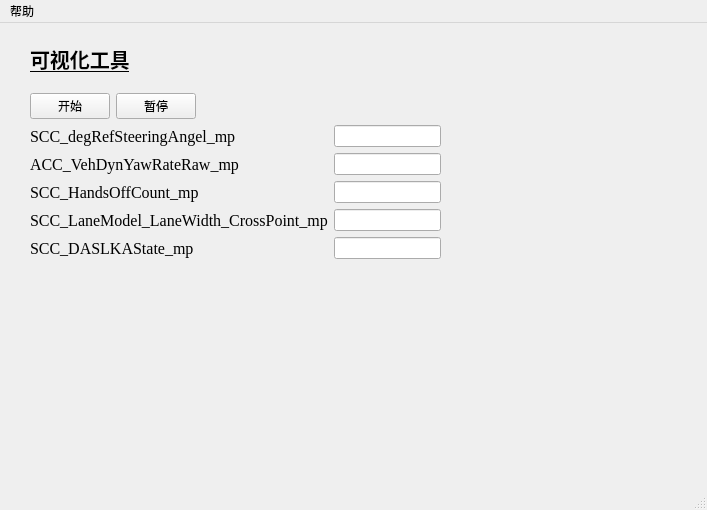
Old version of the form plot_verification/main_panel.ui in the repository fanjj1994/Upsala.
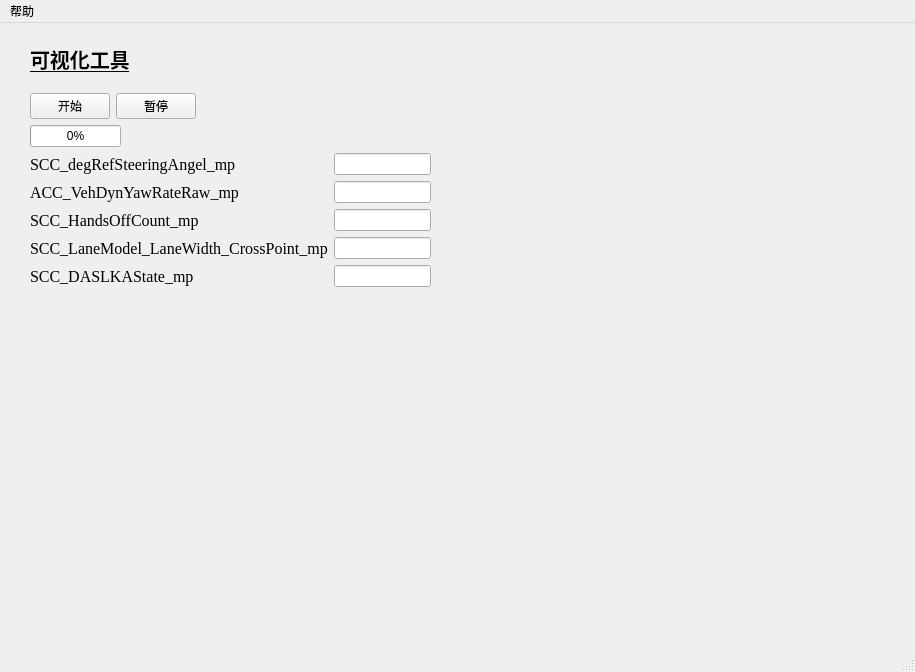
New version of the form.

Diff of the .ui file:
```diff
--- a/plot_verification/main_panel.ui
+++ b/plot_verification/main_panel.ui
@@ -7,8 +7,8 @@
    <rect>
     <x>0</x>
     <y>0</y>
-    <width>707</width>
-    <height>510</height>
+    <width>915</width>
+    <height>672</height>
    </rect>
   </property>
   <property name="cursor">
@@ -45,12 +45,12 @@
      <rect>
       <x>30</x>
       <y>70</y>
-      <width>411</width>
-      <height>171</height>
+      <width>401</width>
+      <height>195</height>
      </rect>
     </property>
     <layout class="QFormLayout" name="formLayout_2">
-     <item row="1" column="0">
+     <item row="4" column="0">
       <widget class="QLabel" name="label">
        <property name="font">
         <font>
@@ -63,10 +63,10 @@
        </property>
       </widget>
      </item>
-     <item row="1" column="1">
+     <item row="4" column="1">
       <widget class="QLineEdit" name="lineEdit"/>
      </item>
-     <item row="2" column="0">
+     <item row="5" column="0">
       <widget class="QLabel" name="label_3">
        <property name="font">
         <font>
@@ -79,10 +79,10 @@
        </property>
       </widget>
      </item>
-     <item row="2" column="1">
+     <item row="5" column="1">
       <widget class="QLineEdit" name="lineEdit_2"/>
      </item>
-     <item row="3" column="0">
+     <item row="6" column="0">
       <widget class="QLabel" name="label_4">
        <property name="font">
         <font>
@@ -95,10 +95,10 @@
        </property>
       </widget>
      </item>
-     <item row="3" column="1">
+     <item row="6" column="1">
       <widget class="QLineEdit" name="lineEdit_3"/>
      </item>
-     <item row="4" column="0">
+     <item row="7" column="0">
       <widget class="QLabel" name="label_5">
        <property name="font">
         <font>
@@ -111,10 +111,10 @@
        </property>
       </widget>
      </item>
-     <item row="4" column="1">
+     <item row="7" column="1">
       <widget class="QLineEdit" name="lineEdit_4"/>
      </item>
-     <item row="5" column="0">
+     <item row="8" column="0">
       <widget class="QLabel" name="label_6">
        <property name="font">
         <font>
@@ -127,7 +127,7 @@
        </property>
       </widget>
      </item>
-     <item row="5" column="1">
+     <item row="8" column="1">
       <widget class="QLineEdit" name="lineEdit_9"/>
      </item>
      <item row="0" column="0">
@@ -148,6 +148,13 @@
        </item>
       </layout>
      </item>
+     <item row="3" column="0">
+      <widget class="QProgressBar" name="progressBar">
+       <property name="value">
+        <number>0</number>
+       </property>
+      </widget>
+     </item>
     </layout>
    </widget>
   </widget>
@@ -157,7 +164,7 @@
     <rect>
      <x>0</x>
      <y>0</y>
-     <width>707</width>
+     <width>915</width>
      <height>23</height>
     </rect>
    </property>
```
